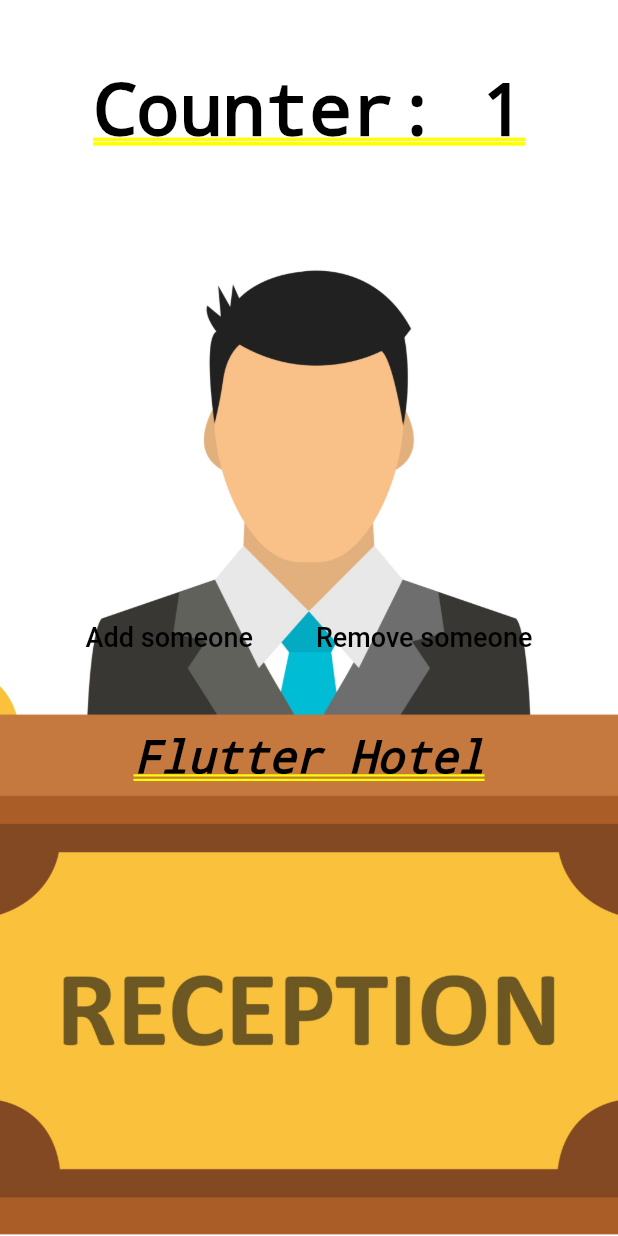
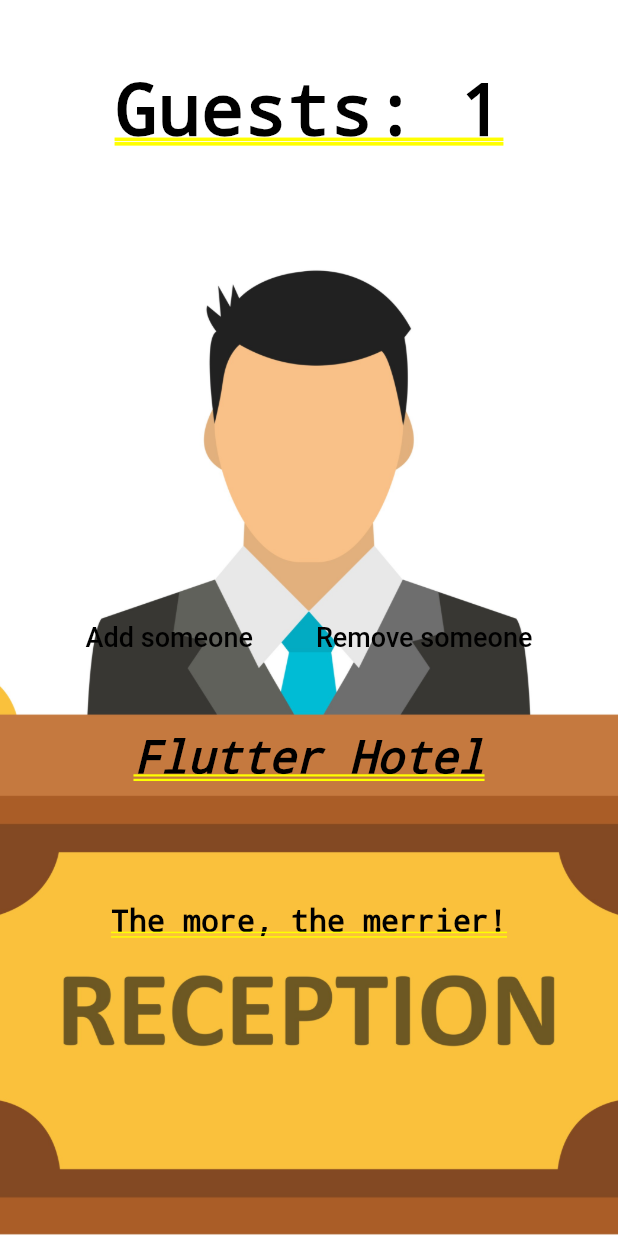
Before and after one commit to AleBark/People-Counter, a Flutter app: the screen it shows after launch, after a tap on "Add someone", on a phone screen of 412 x 824 dp. Run offline on Flutter 3.47's test engine with Material 2 defaults, Android fonts, the light colour scheme and no system bars.

Commit message:
info text

```diff
--- a/lib/main.dart
+++ b/lib/main.dart
@@ -14,10 +14,18 @@ class Home extends StatefulWidget {
 
 class _HomeState extends State<Home> {
   int _people = 0;
+  String _infoText = 'Vacancies';
 
   void _changeCounter(int delta) {
     setState(() {
       _people += delta;
+      if (_people < 0) {
+        _infoText = "How is this possible?";
+      } else if (_people == 0) {
+        _infoText = "Vacancies";
+      } else {
+        _infoText = "The more, the merrier!";
+      }
     });
   }
 
@@ -34,7 +42,7 @@ class _HomeState extends State<Home> {
               Padding(
                   padding: EdgeInsets.fromLTRB(0, 45, 0, 295),
                   child: Text(
-                    "Counter: $_people",
+                    "Guests: $_people",
                     style: TextStyle(
                         color: Colors.black, fontWeight: FontWeight.bold),
                   )),
@@ -68,13 +76,24 @@ class _HomeState extends State<Home> {
                 ),
               ],
             ),
+            Padding(
+                padding: EdgeInsets.fromLTRB(0, 0, 0, 80),
+                child: Text(
+                  "Flutter Hotel",
+                  style: TextStyle(
+                    color: Colors.black,
+                    fontWeight: FontWeight.bold,
+                    fontStyle: FontStyle.italic,
+                    fontSize: 30.0,
+                  ),
+                )),
             Text(
-              "Flutter Hotel",
+              _infoText,
               style: TextStyle(
                 color: Colors.black,
                 fontWeight: FontWeight.bold,
-                fontStyle: FontStyle.italic,
-                fontSize: 30.0,
+                fontStyle: FontStyle.normal,
+                fontSize: 20.0,
               ),
             )
           ],
```
